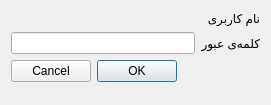
Old version of the form Client/reghaabat/logindialog.ui in the repository nournia/ketabkhaane.
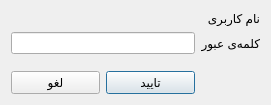
New version of the form.

```diff
--- a/Client/reghaabat/logindialog.ui
+++ b/Client/reghaabat/logindialog.ui
@@ -30,13 +30,6 @@
      </property>
     </widget>
    </item>
-   <item row="2" column="0">
-    <widget class="QLabel" name="label_2">
-     <property name="text">
-      <string>کلمه‌ی عبور</string>
-     </property>
-    </widget>
-   </item>
    <item row="2" column="1">
     <widget class="QLineEdit" name="ePassword">
      <property name="echoMode">
@@ -44,15 +37,43 @@
      </property>
     </widget>
    </item>
-   <item row="4" column="0" colspan="2">
-    <widget class="QDialogButtonBox" name="buttonBox">
+   <item row="4" column="1">
+    <layout class="QGridLayout" name="gridLayout_2">
+     <item row="0" column="0">
+      <widget class="QPushButton" name="bOk">
+       <property name="text">
+        <string>تایید</string>
+       </property>
+      </widget>
+     </item>
+     <item row="0" column="1">
+      <widget class="QPushButton" name="bCancel">
+       <property name="text">
+        <string>لغو</string>
+       </property>
+      </widget>
+     </item>
+    </layout>
+   </item>
+   <item row="2" column="0">
+    <widget class="QLabel" name="label_2">
+     <property name="text">
+      <string>کلمه‌ی عبور</string>
+     </property>
+    </widget>
+   </item>
+   <item row="3" column="1">
+    <spacer name="verticalSpacer">
      <property name="orientation">
-      <enum>Qt::Horizontal</enum>
+      <enum>Qt::Vertical</enum>
      </property>
-     <property name="standardButtons">
-      <set>QDialogButtonBox::Cancel|QDialogButtonBox::Ok</set>
+     <property name="sizeHint" stdset="0">
+      <size>
+       <width>20</width>
+       <height>50</height>
+      </size>
      </property>
-    </widget>
+    </spacer>
    </item>
   </layout>
  </widget>
```
Left out of the diff: 40 changed lines with no effect on the pictures.
